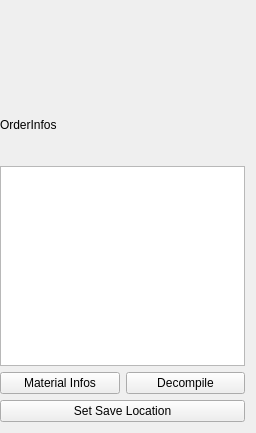
First picture: the form in asset_collector_tool/view/OrderInfoPictureCreator.ui, repository KillerConsti/EditorTools, before the edit.
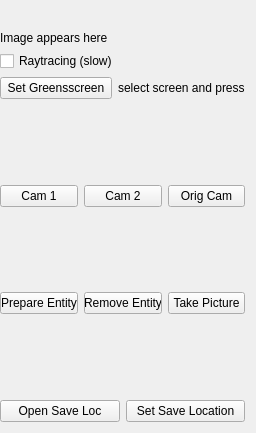
Second picture: the form after the edit.

The edit to the form file:
```diff
--- a/asset_collector_tool/view/OrderInfoPictureCreator.ui
+++ b/asset_collector_tool/view/OrderInfoPictureCreator.ui
@@ -48,44 +48,144 @@
    <item>
     <widget class="QLabel" name="Materialinfos">
      <property name="text">
-      <string>OrderInfos</string>
+      <string>Image appears here</string>
      </property>
     </widget>
    </item>
    <item>
-    <widget class="QTextBrowser" name="textBrowser">
-     <property name="maximumSize">
+    <widget class="QCheckBox" name="Raytracing">
+     <property name="text">
+      <string>Raytracing (slow)</string>
+     </property>
+     <property name="checked">
+      <bool>false</bool>
+     </property>
+    </widget>
+   </item>
+   <item>
+    <layout class="QHBoxLayout" name="horizontalLayout_2">
+     <item>
+      <widget class="QPushButton" name="SetSelectionGreenscreen">
+       <property name="text">
+        <string>Set Greensscreen</string>
+       </property>
+      </widget>
+     </item>
+     <item>
+      <widget class="QLabel" name="label">
+       <property name="text">
+        <string>select screen and press</string>
+       </property>
+      </widget>
+     </item>
+    </layout>
+   </item>
+   <item>
+    <spacer name="verticalSpacer_3">
+     <property name="orientation">
+      <enum>Qt::Vertical</enum>
+     </property>
+     <property name="sizeHint" stdset="0">
       <size>
-       <width>16777215</width>
-       <height>200</height>
+       <width>20</width>
+       <height>10</height>
       </size>
      </property>
-    </widget>
+    </spacer>
+   </item>
+   <item>
+    <layout class="QHBoxLayout" name="horizontalLayout_3">
+     <item>
+      <widget class="QPushButton" name="cam1">
+       <property name="text">
+        <string>Cam 1</string>
+       </property>
+      </widget>
+     </item>
+     <item>
+      <widget class="QPushButton" name="cam2">
+       <property name="text">
+        <string>Cam 2</string>
+       </property>
+      </widget>
+     </item>
+     <item>
+      <widget class="QPushButton" name="origcam">
+       <property name="text">
+        <string>Orig Cam</string>
+       </property>
+      </widget>
+     </item>
+    </layout>
+   </item>
+   <item>
+    <spacer name="verticalSpacer_2">
+     <property name="orientation">
+      <enum>Qt::Vertical</enum>
+     </property>
+     <property name="sizeHint" stdset="0">
+      <size>
+       <width>20</width>
+       <height>10</height>
+      </size>
+     </property>
+    </spacer>
    </item>
    <item>
     <layout class="QHBoxLayout" name="horizontalLayout">
      <item>
       <widget class="QPushButton" name="searchbutton">
        <property name="text">
-        <string>Material Infos</string>
+        <string>Prepare Entity</string>
+       </property>
+      </widget>
+     </item>
+     <item>
+      <widget class="QPushButton" name="removeEntity">
+       <property name="text">
+        <string>Remove Entity</string>
        </property>
       </widget>
      </item>
      <item>
       <widget class="QPushButton" name="decompilebutton">
        <property name="text">
-        <string>Decompile</string>
+        <string>Take Picture</string>
        </property>
       </widget>
      </item>
     </layout>
    </item>
    <item>
-    <widget class="QPushButton" name="SetSaveLocationButton">
-     <property name="text">
-      <string>Set Save Location</string>
+    <spacer name="verticalSpacer">
+     <property name="orientation">
+      <enum>Qt::Vertical</enum>
      </property>
-    </widget>
+     <property name="sizeHint" stdset="0">
+      <size>
+       <width>20</width>
+       <height>10</height>
+      </size>
+     </property>
+    </spacer>
+   </item>
+   <item>
+    <layout class="QHBoxLayout" name="horizontalLayout_4">
+     <item>
+      <widget class="QPushButton" name="OpenSaveLocation">
+       <property name="text">
+        <string>Open Save Loc</string>
+       </property>
+      </widget>
+     </item>
+     <item>
+      <widget class="QPushButton" name="SetSaveLocationButton">
+       <property name="text">
+        <string>Set Save Location</string>
+       </property>
+      </widget>
+     </item>
+    </layout>
    </item>
   </layout>
  </widget>
```
Left out of the diff: 2 changed lines with no effect on the pictures.
